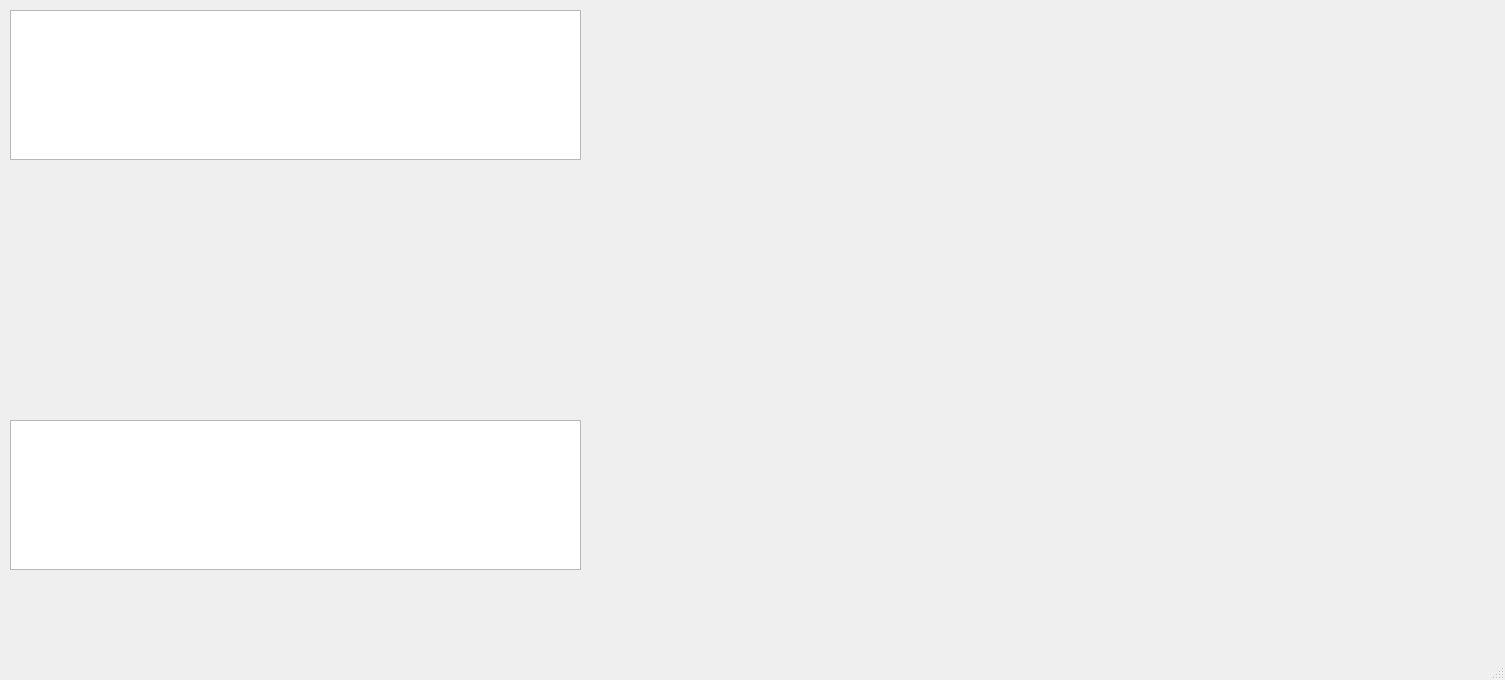
The window that main (1).ui (fatmaosama429/dsp_task2) describes before a commit, drawn with Qt 5.
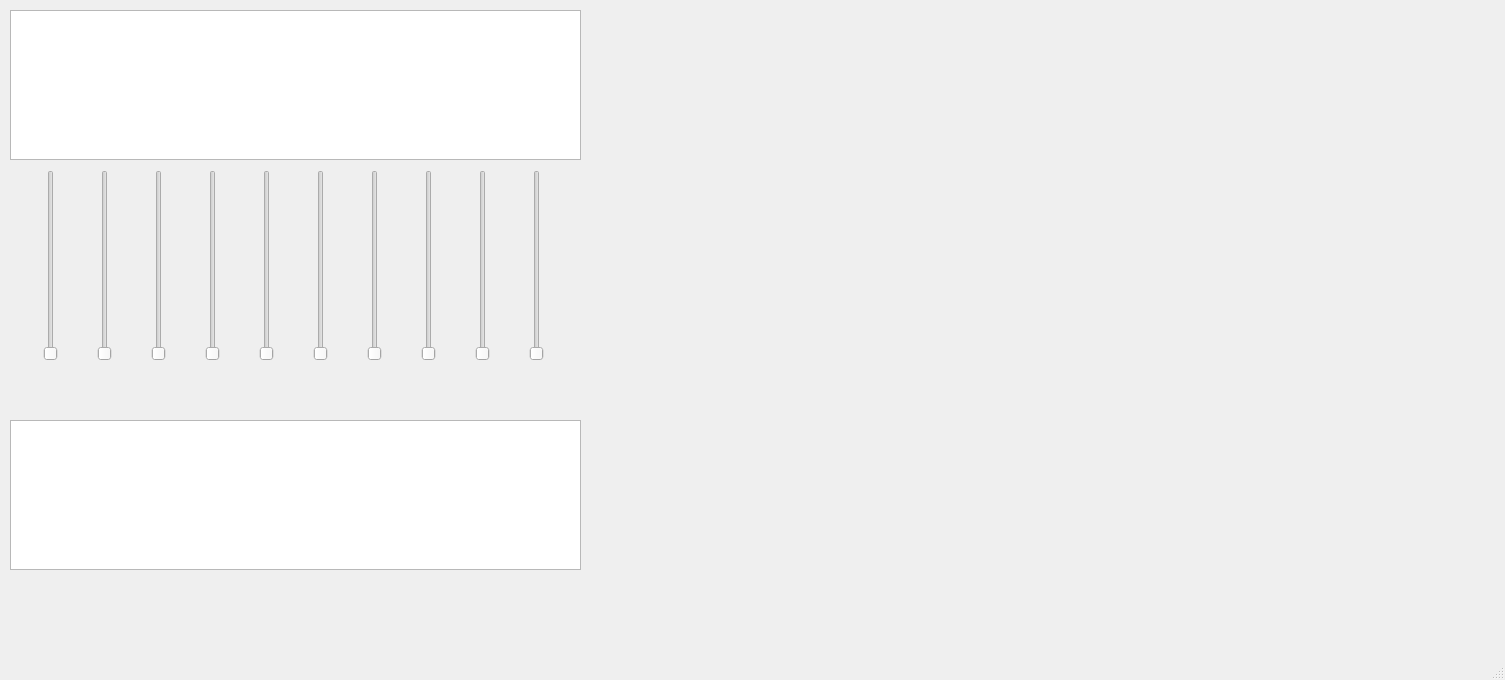
The same window after the commit.

The edit to the form file:
```diff
--- a/main (1).ui
+++ b/main (1).ui
@@ -52,6 +52,88 @@
      </rect>
     </property>
    </widget>
+   <widget class="QWidget" name="">
+    <property name="geometry">
+     <rect>
+      <x>10</x>
+      <y>170</y>
+      <width>571</width>
+      <height>191</height>
+     </rect>
+    </property>
+    <layout class="QHBoxLayout" name="horizontalLayout">
+     <item>
+      <widget class="QSlider" name="verticalSlider">
+       <property name="orientation">
+        <enum>Qt::Vertical</enum>
+       </property>
+      </widget>
+     </item>
+     <item>
+      <widget class="QSlider" name="verticalSlider_2">
+       <property name="orientation">
+        <enum>Qt::Vertical</enum>
+       </property>
+      </widget>
+     </item>
+     <item>
+      <widget class="QSlider" name="verticalSlider_3">
+       <property name="orientation">
+        <enum>Qt::Vertical</enum>
+       </property>
+      </widget>
+     </item>
+     <item>
+      <widget class="QSlider" name="verticalSlider_4">
+       <property name="orientation">
+        <enum>Qt::Vertical</enum>
+       </property>
+      </widget>
+     </item>
+     <item>
+      <widget class="QSlider" name="verticalSlider_5">
+       <property name="orientation">
+        <enum>Qt::Vertical</enum>
+       </property>
+      </widget>
+     </item>
+     <item>
+      <widget class="QSlider" name="verticalSlider_6">
+       <property name="orientation">
+        <enum>Qt::Vertical</enum>
+       </property>
+      </widget>
+     </item>
+     <item>
+      <widget class="QSlider" name="verticalSlider_7">
+       <property name="orientation">
+        <enum>Qt::Vertical</enum>
+       </property>
+      </widget>
+     </item>
+     <item>
+      <widget class="QSlider" name="verticalSlider_8">
+       <property name="orientation">
+        <enum>Qt::Vertical</enum>
+       </property>
+      </widget>
+     </item>
+     <item>
+      <widget class="QSlider" name="verticalSlider_9">
+       <property name="orientation">
+        <enum>Qt::Vertical</enum>
+       </property>
+      </widget>
+     </item>
+     <item>
+      <widget class="QSlider" name="verticalSlider_10">
+       <property name="orientation">
+        <enum>Qt::Vertical</enum>
+       </property>
+      </widget>
+     </item>
+    </layout>
+   </widget>
   </widget>
   <widget class="QMenuBar" name="menubar">
    <property name="geometry">
```
